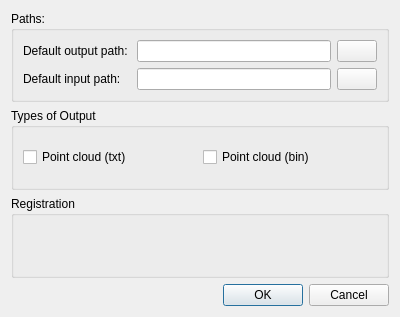
Qt form src/PointCloudProcessingFrontend/Widgets/Ponnector/ponnector_settings.ui (ALEXJAZZ008008/PointCloudProcessing) before a commit.
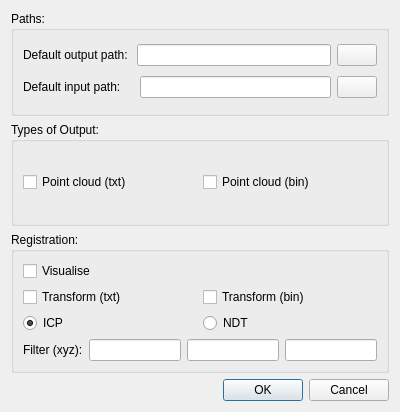
The same form after that commit. Icons and pictures are not drawn.

Commit message: added very basic versions of all functionality, inc smoothing/noise removal. need to add settings

```diff
--- a/src/PointCloudProcessingFrontend/Widgets/Ponnector/ponnector_settings.ui
+++ b/src/PointCloudProcessingFrontend/Widgets/Ponnector/ponnector_settings.ui
@@ -7,7 +7,7 @@
     <x>0</x>
     <y>0</y>
     <width>400</width>
-    <height>317</height>
+    <height>412</height>
    </rect>
   </property>
   <property name="windowTitle">
@@ -19,32 +19,109 @@
      <item row="1" column="0">
       <widget class="QGroupBox" name="groupBox_2">
        <property name="title">
-        <string>Types of Output</string>
+        <string>Types of Output:</string>
        </property>
        <layout class="QGridLayout" name="gridLayout_5">
-        <item row="1" column="1">
-         <widget class="QCheckBox" name="_chk_output_pc_bin">
-          <property name="text">
-           <string>Point cloud (bin)</string>
-          </property>
-         </widget>
-        </item>
-        <item row="1" column="0">
+        <item row="2" column="0" colspan="2">
+         <layout class="QHBoxLayout" name="horizontalLayout_2">
+          <item>
          <widget class="QCheckBox" name="_chk_output_pc_txt">
           <property name="text">
            <string>Point cloud (txt)</string>
           </property>
          </widget>
         </item>
+          <item>
+           <widget class="QCheckBox" name="_chk_output_pc_bin">
+            <property name="text">
+             <string>Point cloud (bin)</string>
+            </property>
+           </widget>
+          </item>
+         </layout>
+        </item>
        </layout>
       </widget>
      </item>
      <item row="2" column="0">
       <widget class="QGroupBox" name="groupBox">
        <property name="title">
-        <string>Registration</string>
+        <string>Registration:</string>
        </property>
-       <layout class="QGridLayout" name="gridLayout_4"/>
+       <layout class="QGridLayout" name="gridLayout_4">
+        <item row="0" column="0">
+         <widget class="QCheckBox" name="_chk_register_vis">
+          <property name="text">
+           <string>Visualise</string>
+          </property>
+         </widget>
+        </item>
+        <item row="10" column="0">
+         <layout class="QHBoxLayout" name="horizontalLayout_4">
+          <item>
+           <widget class="QLabel" name="label_3">
+            <property name="text">
+             <string>Filter (xyz):</string>
+            </property>
+           </widget>
+          </item>
+          <item>
+           <widget class="QLineEdit" name="le_register_filter_x"/>
+          </item>
+          <item>
+           <widget class="QLineEdit" name="le_register_filter_y"/>
+          </item>
+          <item>
+           <widget class="QLineEdit" name="le_register_filter_z"/>
+          </item>
+         </layout>
+        </item>
+        <item row="2" column="0">
+         <layout class="QGridLayout" name="gridLayout_3">
+          <item row="0" column="0">
+           <widget class="QRadioButton" name="rb_register_icp">
+            <property name="text">
+             <string>ICP</string>
+            </property>
+            <property name="checked">
+             <bool>true</bool>
+            </property>
+            <property name="autoExclusive">
+             <bool>true</bool>
+            </property>
+           </widget>
+          </item>
+          <item row="0" column="1">
+           <widget class="QRadioButton" name="rb_register_ndt">
+            <property name="text">
+             <string>NDT</string>
+            </property>
+           </widget>
+          </item>
+         </layout>
+        </item>
+        <item row="1" column="0">
+         <layout class="QHBoxLayout" name="horizontalLayout_3">
+          <item>
+           <widget class="QCheckBox" name="_chk_register_tr_txt">
+            <property name="text">
+             <string>Transform (txt)</string>
+            </property>
+           </widget>
+          </item>
+          <item>
+           <widget class="QCheckBox" name="_chk_register_tr_bin">
+            <property name="enabled">
+             <bool>true</bool>
+            </property>
+            <property name="text">
+             <string>Transform (bin)</string>
+            </property>
+           </widget>
+          </item>
+         </layout>
+        </item>
+       </layout>
       </widget>
      </item>
      <item row="0" column="0">
@@ -53,7 +130,9 @@
         <string>Paths: </string>
        </property>
        <layout class="QGridLayout" name="gridLayout_6">
-        <item row="0" column="0">
+        <item row="0" column="0" colspan="3">
+         <layout class="QHBoxLayout" name="horizontalLayout_5">
+          <item>
          <widget class="QLabel" name="label">
           <property name="text">
            <string>Default output path: </string>
@@ -63,7 +142,14 @@
           </property>
          </widget>
         </item>
-        <item row="0" column="2">
+          <item>
+           <widget class="QLineEdit" name="_le_default_output">
+            <property name="text">
+             <string/>
+            </property>
+           </widget>
+          </item>
+          <item>
          <widget class="QPushButton" name="pushButton">
           <property name="text">
            <string/>
@@ -74,17 +160,21 @@
           </property>
          </widget>
         </item>
-        <item row="1" column="0">
+         </layout>
+        </item>
+        <item row="2" column="0" colspan="3">
+         <layout class="QHBoxLayout" name="horizontalLayout_6">
+          <item>
          <widget class="QLabel" name="label_2">
           <property name="text">
-           <string>Default input path:</string>
+             <string>Default input path:    </string>
           </property>
          </widget>
         </item>
-        <item row="1" column="1">
+          <item>
          <widget class="QLineEdit" name="_le_default_input"/>
         </item>
-        <item row="1" column="2">
+          <item>
          <widget class="QPushButton" name="pushButton_2">
           <property name="text">
            <string/>
@@ -94,12 +184,7 @@
           </property>
          </widget>
         </item>
-        <item row="0" column="1">
-         <widget class="QLineEdit" name="_le_default_output">
-          <property name="text">
-           <string/>
-          </property>
-         </widget>
+         </layout>
         </item>
        </layout>
       </widget>
```
Left out of the diff: 9 changed lines with no effect on the pictures. Lines whose indentation alone changed are shown as unchanged. The commit also changes 6 other files.
